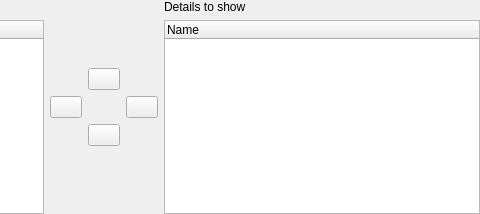
Above: libs/ui/detailkeyswidget.ui from KDE/networkmanagement before the change; both pictures show x 273 to 753 and y 0 to 214 of the 753 by 214 pixel window. Below: the same form after it.
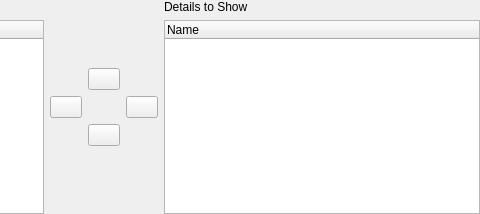
That is the form after the change. Custom widgets are drawn as their Qt base class.

Commit message: Use camel case in column's title.

The edit to the form file:
```diff
--- a/libs/ui/detailkeyswidget.ui
+++ b/libs/ui/detailkeyswidget.ui
@@ -181,7 +181,7 @@
      <item>
       <widget class="QLabel" name="label_2">
        <property name="text">
-        <string>Details to show</string>
+        <string>Details to Show</string>
        </property>
        <property name="wordWrap">
         <bool>true</bool>
```
